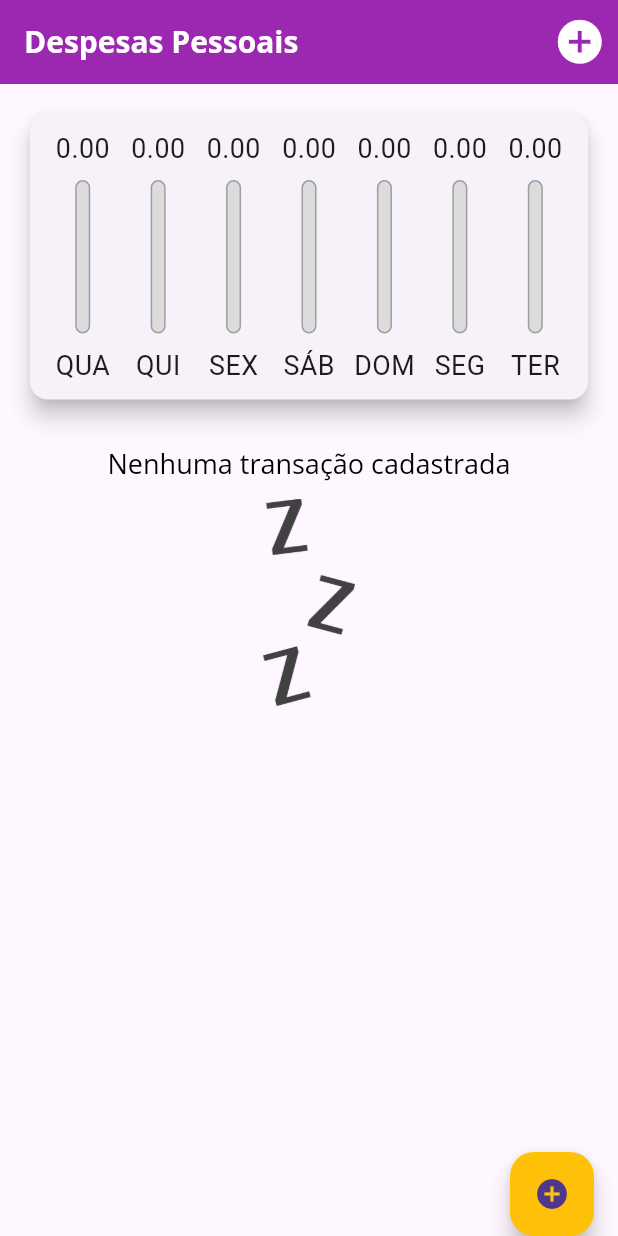
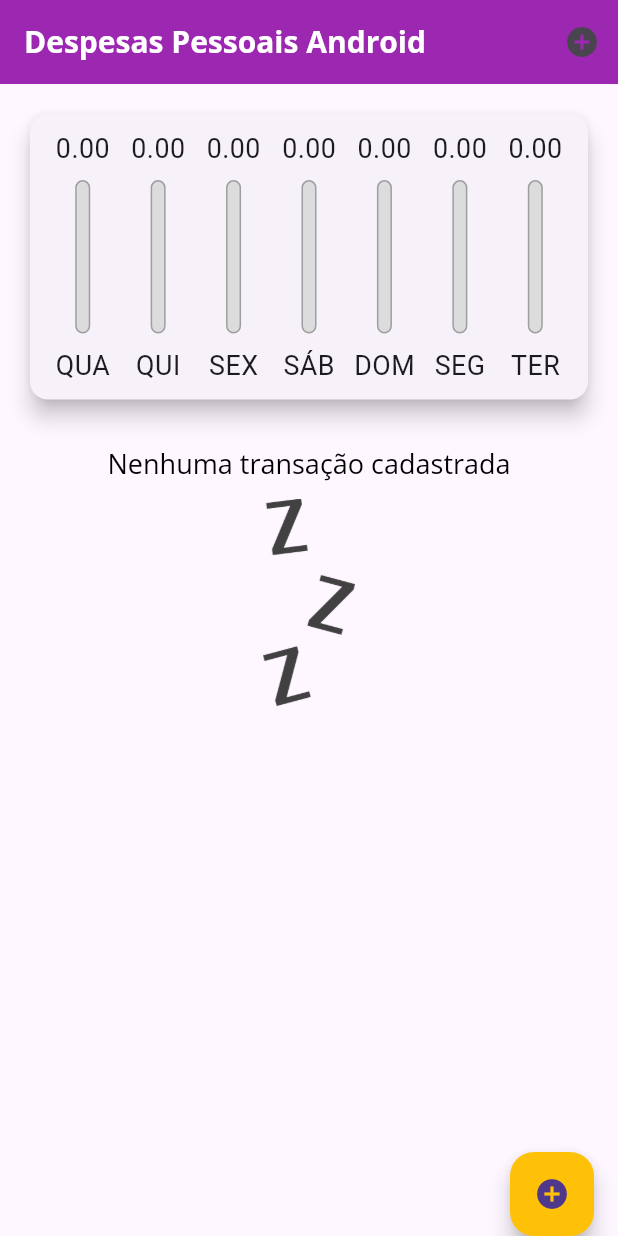
Before and after one commit to phsdeveloper/Mobile_Flutter_Estudo, a Flutter app: the screen it shows after launch, on a phone screen of 412 x 824 dp. Run offline on Flutter 3.47's test engine with Material 3 defaults, Android fonts, the phone set to English and light mode, and no system bars.

Commit message:
Aula 154. Componentes iOS >> Finalizada mas ainda tem ajustes para serem feitos na proxima aula.

```diff
--- a/Projetos/Secao03/expenses/lib/main.dart
+++ b/Projetos/Secao03/expenses/lib/main.dart
@@ -1,5 +1,6 @@
 import 'dart:io';
 
+import 'package:flutter/cupertino.dart';
 import 'package:flutter/material.dart';
 
 import 'package:intl/date_symbol_data_local.dart';
@@ -98,45 +99,46 @@ class _MyHomePageState extends State<MyHomePage> {
 
   @override
   Widget build(BuildContext context) {
-    final _mediaQuery = MediaQuery.of(context);
-    bool isLandscape =
-        _mediaQuery.orientation == Orientation.landscape;
+    final mediaQuery = MediaQuery.of(context);
+    bool isLandscape = mediaQuery.orientation == Orientation.landscape;
+
+    //------------------------------------------------------------------------------------------------------------------------------------
+
+    Widget funGetIconButton(IconData icon, Function() fn) {
+      return Platform.isIOS
+          ? GestureDetector(onTap: fn, child: Icon(icon))
+          : IconButton(onPressed: fn, icon: Icon(icon));
+    }
+//------------------------------------------------------------------------------------------------------------------------------------
+
+    final actions = <Widget>[
+      funGetIconButton(
+          Platform.isIOS?CupertinoIcons.add : Icons.add_circle, () => _openTransactionFormModal(context)),
+      if (isLandscape)
+        funGetIconButton(_showChart ? Icons.list : Icons.bar_chart, () {
+          setState(() {
+            _showChart = !_showChart;
+          });
+        }),
+    ];
 
     final appBar = AppBar(
         title: Text(
-        'Despesas Pessoais',
+          'Despesas Pessoais Android',
           style: TextStyle(
             fontSize: 20 * MediaQuery.textScalerOf(context).scale(1),
           ),
         ),
         backgroundColor: Theme.of(context).colorScheme.primary,
-      actions: <Widget>[
-        IconButton(
-            icon: const Icon(Icons.add_circle,color: Colors.white,size: 35,),
-            onPressed: () {
-              _openTransactionFormModal(context);
-            }),
-        if (isLandscape)
-          IconButton(
-              icon: Icon(_showChart ? Icons.list : Icons.bar_chart,color: Colors.white,size: 35,),
-
-              onPressed: () {
-                setState(() {
-                  _showChart = !_showChart;
-                });
-              }),
-      ],
-    );
+        actions: actions);
 
     final appBarHeight = appBar.preferredSize.height;
 
-    final availablelHeigth = _mediaQuery.size.height -
-        appBarHeight -
-        _mediaQuery.padding.top;
+    final availablelHeigth =
+        mediaQuery.size.height - appBarHeight - mediaQuery.padding.top;
 
-    return Scaffold(
-      appBar: appBar,
-      body: SingleChildScrollView(
+//------------------------------------------------------------------------------------------------------------------------------------
+    final bodyPage = SingleChildScrollView(
       child: Column(
         crossAxisAlignment: CrossAxisAlignment.stretch,
         children: [
@@ -156,7 +158,7 @@ class _MyHomePageState extends State<MyHomePage> {
                 ),
               ],
             ),
-            //-----------------------------------------------------------------------
+//------------------------------------------------------------------------------------------------------------------------------------
 
           if (_showChart || !isLandscape)
             SizedBox(
@@ -171,23 +173,42 @@ class _MyHomePageState extends State<MyHomePage> {
             ),
         ],
       ),
+    );
+
+    return Platform.isIOS
+        ? CupertinoPageScaffold(
+            navigationBar: CupertinoNavigationBar(
+              middle: const Text('Despesas Pessoais iOS'),
+              trailing: Row(
+                mainAxisSize: MainAxisSize.min,
+                children: actions,
               ),
-      floatingActionButton: Platform.isIOS? const SizedBox(): FloatingActionButton(
+            ),
+            child: bodyPage,
+          )
+        : Scaffold(
+            appBar: appBar,
+            body: bodyPage,
+            floatingActionButton: Platform.isIOS
+                ? const SizedBox()
+                : FloatingActionButton(
                     backgroundColor: Theme.of(context).colorScheme.secondary,
                     onPressed: () {
                       _openTransactionFormModal(context);
                     },
                     child: const Icon(Icons.add_circle),
                   ),
-      floatingActionButtonLocation: FloatingActionButtonLocation.endDocked,
+            floatingActionButtonLocation:
+                FloatingActionButtonLocation.endDocked,
           );
   }
 }
 /**
-Nessa aula foi implementado as funcionalidades
-  ● Auto adaptação ao SO: No componente switch foi chamado a function/Metodo Switch.adaptive que altera a reinderização
-    de acordo com o SO em que o aplicativo está sendo executado.
-  ● Obter em qual SO o aplicativo está executando: atraves do Platform.isIOS que está presente no dart:io
+Nessa aula foi iniciado a implementação dos componentes visuais de cada plataforma (iOS e Android), foi implementado muitas alteraçoes
+ ● Atribuido os Widgets a variaveis para serem reutilizadas em outras partes do código
+ ● Implementado o uso do Cupertino para utilizar os elementos graficos o iOS
+
+ Para essa aula o aplicativo no iOs ainda esta com erro, mas na proxima será ajustado
 
 
   */
```
Also changed, not shown: 2 other files. Lines whose indentation alone changed are shown as unchanged.
